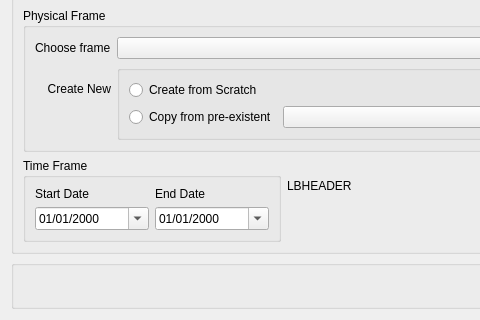
This is app_solution/app_new/frmframe.ui in doublebyte1/faocas_qc as Qt 5 draws it before an edit; both pictures show x 0 to 480 and y 216 to 536 of the 832 by 536 pixel window. The edited form follows.
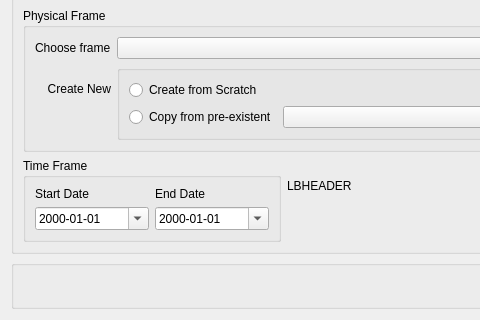
This is the edited form. Icons and pictures are not drawn.

Commit message: - Ammended all date uis to support this date format "yyyy-MM-dd", to be UTC, and to have minimum and maximum value; - Explicit property of dates in mapper in frframe and frmminorstrata - refactored column indexes in frmminorstrata

Patch:
```diff
--- a/app_solution/app_new/frmframe.ui
+++ b/app_solution/app_new/frmframe.ui
@@ -359,8 +359,22 @@
              <verstretch>0</verstretch>
             </sizepolicy>
            </property>
+           <property name="maximumDate">
+            <date>
+             <year>2070</year>
+             <month>1</month>
+             <day>1</day>
+            </date>
+           </property>
+           <property name="minimumDate">
+            <date>
+             <year>1969</year>
+             <month>12</month>
+             <day>30</day>
+            </date>
+           </property>
            <property name="displayFormat">
-            <string>dd/MM/yyyy</string>
+            <string>yyyy-MM-dd</string>
            </property>
            <property name="calendarPopup">
             <bool>true</bool>
@@ -375,8 +389,22 @@
              <verstretch>0</verstretch>
             </sizepolicy>
            </property>
+           <property name="maximumDate">
+            <date>
+             <year>2070</year>
+             <month>1</month>
+             <day>1</day>
+            </date>
+           </property>
+           <property name="minimumDate">
+            <date>
+             <year>1969</year>
+             <month>12</month>
+             <day>30</day>
+            </date>
+           </property>
            <property name="displayFormat">
-            <string>dd/MM/yyyy</string>
+            <string>yyyy-MM-dd</string>
            </property>
            <property name="calendarPopup">
             <bool>true</bool>
```
Left out of the diff: 6 changed lines with no effect on the pictures. The commit also changes 10 other files.
